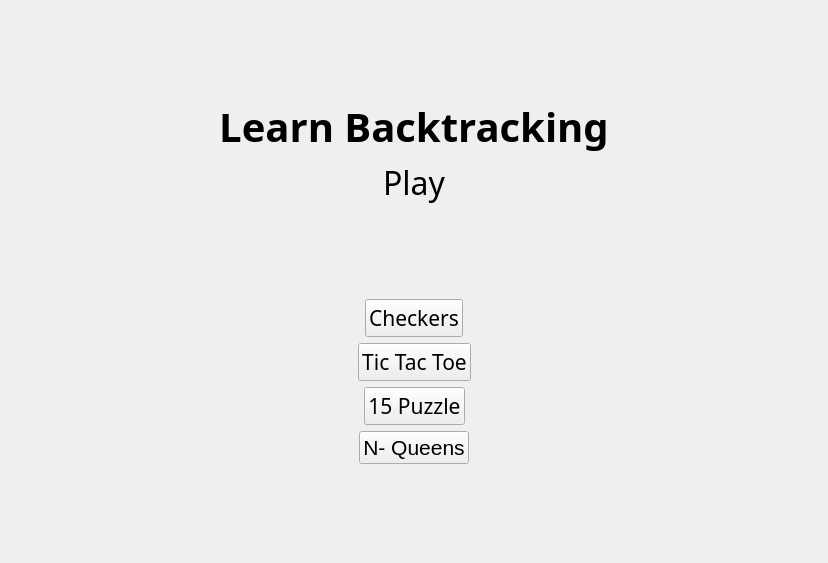
Old version of the form teon/startmenu/ui_files/mainmenu.ui in the repository Da-Viper/board_games.
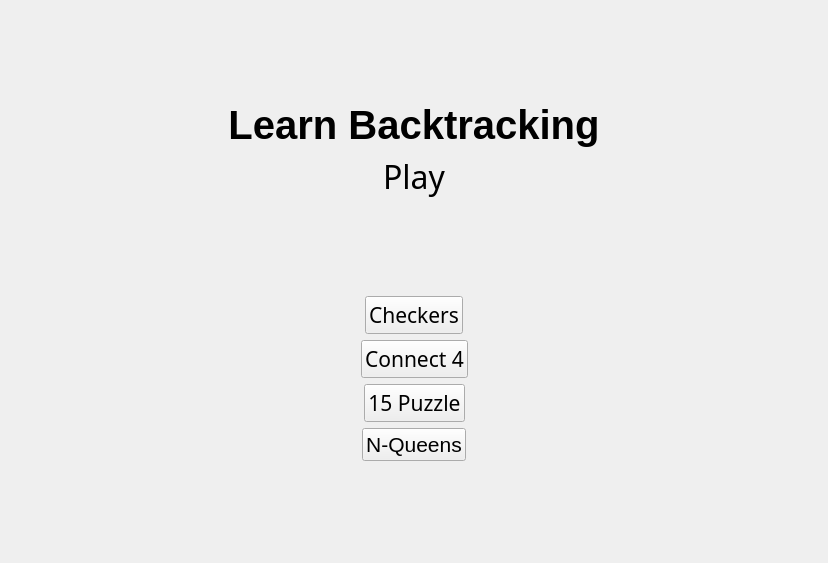
New version of the form.

Commit message:
Refactor: TicTacToe to Connect4
Refactor: Tic-Tac-Toe to Connect-4

```diff
--- a/teon/startmenu/ui_files/mainmenu.ui
+++ b/teon/startmenu/ui_files/mainmenu.ui
@@ -33,7 +33,6 @@
       <widget class="QLabel" name="label">
        <property name="font">
         <font>
-         <family>Fira Sans</family>
          <pointsize>30</pointsize>
          <weight>75</weight>
          <italic>false</italic>
@@ -158,7 +157,7 @@
           </font>
          </property>
          <property name="text">
-          <string>Tic Tac Toe</string>
+          <string>Connect 4</string>
          </property>
         </widget>
        </item>
@@ -248,7 +247,7 @@
           </font>
          </property>
          <property name="text">
-          <string>N- Queens</string>
+          <string>N-Queens</string>
          </property>
         </widget>
        </item>
```
The commit also changes 22 other files.
